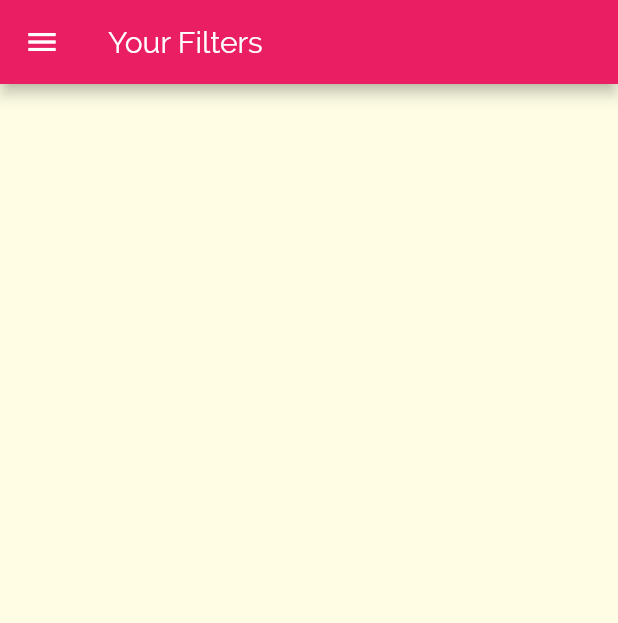
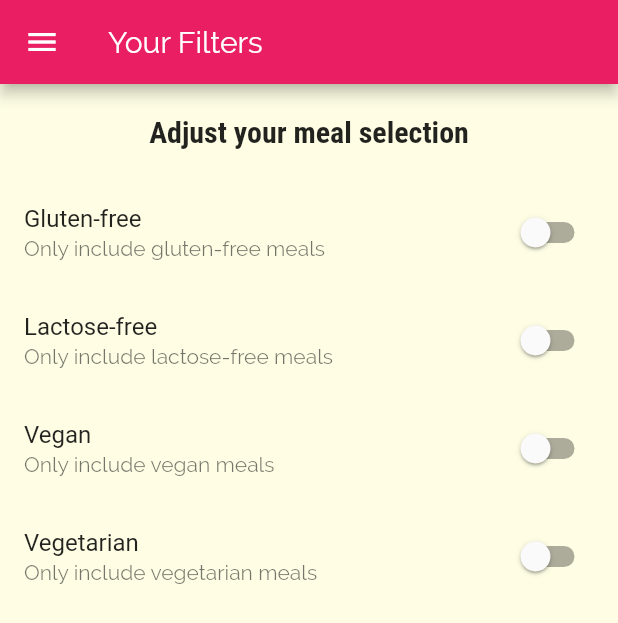
Before and after one commit to FrancaTM/meals-app, a Flutter app: the FiltersScreen screen opened by its route, on a phone screen of 412 x 824 dp. Shown: the top 623 px of the screen. Run offline on Flutter 3.47's test engine with Material 2 defaults, Android fonts, the phone set to English and light mode, and no system bars.

Commit message:
add filter switches

```diff
--- a/lib/screens/filters_screen.dart
+++ b/lib/screens/filters_screen.dart
@@ -1,8 +1,32 @@
 import 'package:flutter/material.dart';
 import 'package:meals_app/widgets/main_drawer.dart';
 
-class FiltersScreen extends StatelessWidget {
+class FiltersScreen extends StatefulWidget {
   static const routeName = '/filters';
+
+  @override
+  _FiltersScreenState createState() => _FiltersScreenState();
+}
+
+class _FiltersScreenState extends State<FiltersScreen> {
+  var _glutenFree = false;
+  var _vegan = false;
+  var _vegetarian = false;
+  var _lactoseFree = false;
+
+  Widget _buildSwitchListTitle(
+    String title,
+    String subtitle,
+    bool currentValue,
+    Function updateValue,
+  ) {
+    return SwitchListTile(
+      title: Text(title),
+      value: currentValue,
+      subtitle: Text(subtitle),
+      onChanged: updateValue,
+    );
+  }
 
   @override
   Widget build(BuildContext context) {
@@ -11,6 +35,63 @@ class FiltersScreen extends StatelessWidget {
         title: Text('Your Filters'),
       ),
       drawer: MainDrawer(),
+      body: Column(
+        children: <Widget>[
+          Container(
+            padding: EdgeInsets.all(20),
+            child: Text(
+              'Adjust your meal selection',
+              style: Theme.of(context).textTheme.title,
+            ),
+          ),
+          Expanded(
+            child: ListView(
+              children: <Widget>[
+                _buildSwitchListTitle(
+                  'Gluten-free',
+                  'Only include gluten-free meals',
+                  _glutenFree,
+                  (newValue) {
+                    setState(() {
+                      _glutenFree = newValue;
+                    });
+                  },
+                ),
+                _buildSwitchListTitle(
+                  'Lactose-free',
+                  'Only include lactose-free meals',
+                  _lactoseFree,
+                  (newValue) {
+                    setState(() {
+                      _lactoseFree = newValue;
+                    });
+                  },
+                ),
+                _buildSwitchListTitle(
+                  'Vegan',
+                  'Only include vegan meals',
+                  _vegan,
+                  (newValue) {
+                    setState(() {
+                      _vegan = newValue;
+                    });
+                  },
+                ),
+                _buildSwitchListTitle(
+                  'Vegetarian',
+                  'Only include vegetarian meals',
+                  _vegetarian,
+                  (newValue) {
+                    setState(() {
+                      _vegetarian = newValue;
+                    });
+                  },
+                ),
+              ],
+            ),
+          ),
+        ],
+      ),
     );
   }
 }
```
